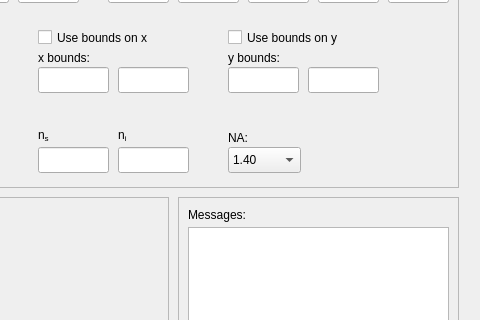
Before: the Qt Designer form src/picasimpler/UI/calibration_ui.ui in azelcer/picasimpler, drawn with Qt 5; both pictures show x 902 to 1382 and y 83 to 403 of the 1382 by 752 pixel window.
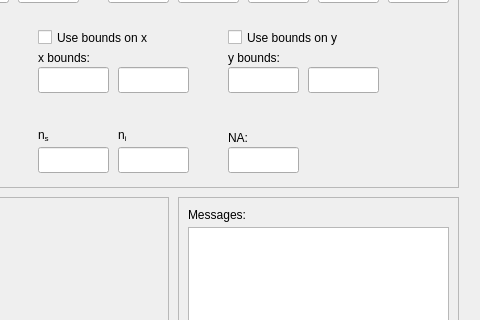
After: the same form once the commit is applied. Custom widgets are drawn as their Qt base class.

Diff of the .ui file:
```diff
--- a/src/picasimpler/UI/calibration_ui.ui
+++ b/src/picasimpler/UI/calibration_ui.ui
@@ -559,36 +559,6 @@
       </rect>
      </property>
     </widget>
-    <widget class="QComboBox" name="NA_combobox">
-     <property name="geometry">
-      <rect>
-       <x>390</x>
-       <y>220</y>
-       <width>73</width>
-       <height>26</height>
-      </rect>
-     </property>
-     <item>
-      <property name="text">
-       <string>1.40</string>
-      </property>
-     </item>
-     <item>
-      <property name="text">
-       <string>1.42</string>
-      </property>
-     </item>
-     <item>
-      <property name="text">
-       <string>1.45</string>
-      </property>
-     </item>
-     <item>
-      <property name="text">
-       <string>1.49</string>
-      </property>
-     </item>
-    </widget>
     <widget class="QLabel" name="NA_label">
      <property name="geometry">
       <rect>
@@ -809,6 +779,16 @@
       <string>y bounds:</string>
      </property>
     </widget>
+    <widget class="CustomQLineEdit" name="NA_lineedit">
+     <property name="geometry">
+      <rect>
+       <x>390</x>
+       <y>220</y>
+       <width>71</width>
+       <height>26</height>
+      </rect>
+     </property>
+    </widget>
    </widget>
    <widget class="QPushButton" name="calib_fromfile_button">
     <property name="geometry">
```
Left out of the diff: 1 changed line with no effect on the pictures.
